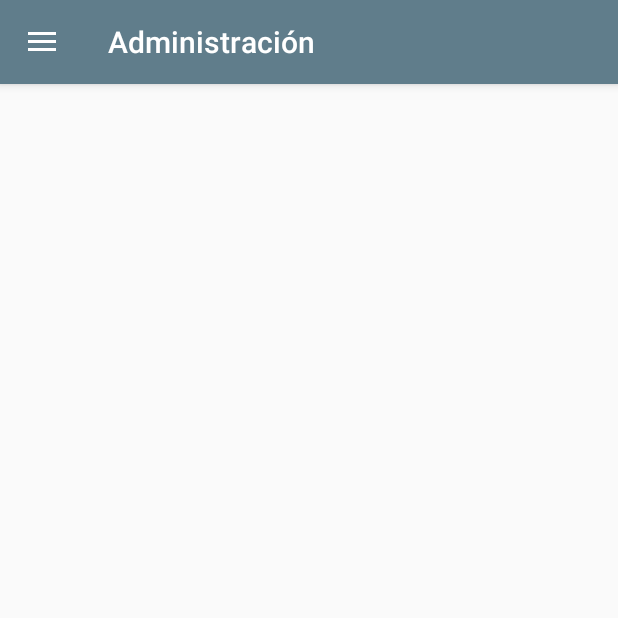
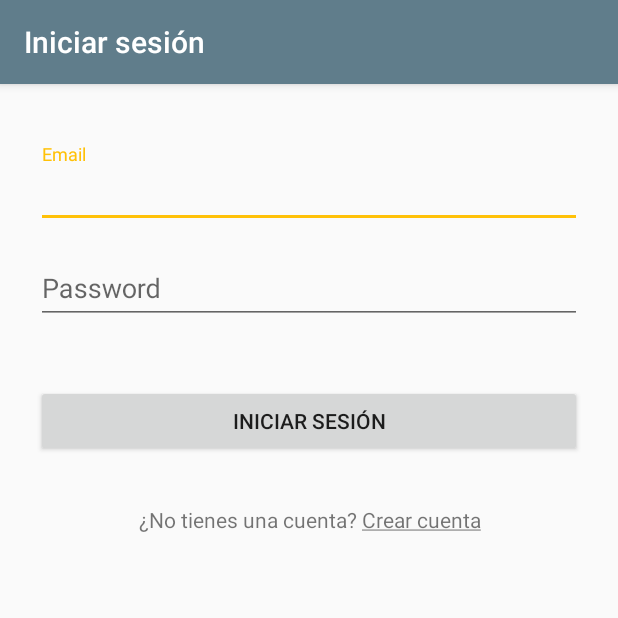
Before and after one commit to ccalvario/administracion-sucursales-test, an Android app: the screen it shows after launch (AdministracionActivity before the commit, LoginActivity after it), on a phone screen of 412 x 824 dp, the top half of it. Run offline under Robolectric (Android 15) with nearby library versions, the light colour scheme and no system bars; our stand-ins replace Room's generated code, data binding; libraries missing offline, so code that uses them is left out: android.arch.persistence, trikita.log.

Commit message:
Agregar login

```diff
--- /dev/null
+++ b/app/src/main/java/prj/ccalvario/administracionsucursales/ui/LoginActivity.java
@@ -0,0 +1,60 @@
+package prj.ccalvario.administracionsucursales.ui;
+
+import android.arch.lifecycle.ViewModelProviders;
+import android.content.Intent;
+import android.databinding.DataBindingUtil;
+import android.support.v7.app.AppCompatActivity;
+import android.os.Bundle;
+import android.view.View;
+
+import prj.ccalvario.administracionsucursales.db.SessionManager;
+import trikita.log.Log;
+
+import prj.ccalvario.administracionsucursales.R;
+import prj.ccalvario.administracionsucursales.viewmodel.LoginViewModel;
+import prj.ccalvario.administracionsucursales.databinding.ActivityLoginBinding;
+
+public class LoginActivity extends AppCompatActivity {
+
+    ActivityLoginBinding mBinding;
+    private LoginViewModel mLoginViewModel;
+
+    @Override
+    protected void onCreate(Bundle savedInstanceState) {
+        super.onCreate(savedInstanceState);
+        mBinding = DataBindingUtil.setContentView(this, R.layout.activity_login);
+        mLoginViewModel = ViewModelProviders.of(this).get(LoginViewModel.class);
+        mBinding.setViewModel(mLoginViewModel);
+
+        mBinding.btnLogin.setOnClickListener(
+                (View view) -> {
+                    Log.d("LoginActivity", "ccz startLogin");
+                    Log.d("LoginActivity", "ccz mViewModel " + mLoginViewModel.email.get());
+                    mLoginViewModel.startLogin().observe(this, usuario -> {
+
+                        mLoginViewModel.setUsuario(usuario);
+                        if(usuario != null && usuario.getId() > 0) {
+                            Log.d("ccz Login success "+ usuario.getId());
+                        } else {
+                            Log.d("ccz invalid user");
+                        }
+
+                    });
+                });
+
+        mBinding.btnCrear.setOnClickListener(
+                (View view) -> {
+                    Intent intent = new Intent(LoginActivity.this, AddUsuarioActivity.class);
+                    startActivity(intent);
+                    //finish();
+                });
+
+        mLoginViewModel.getIsLoggedIn().observe(this, response -> {
+            if(response) {
+                Intent intent = new Intent(LoginActivity.this, AdministracionActivity.class);
+                startActivity(intent);
+                finish();
+            }
+        });
+    }
+}
--- a/app/src/main/java/prj/ccalvario/administracionsucursales/ui/MainActivity.java
+++ b/app/src/main/java/prj/ccalvario/administracionsucursales/ui/MainActivity.java
@@ -9,8 +9,17 @@
     @Override
     protected void onCreate(Bundle savedInstanceState) {
         super.onCreate(savedInstanceState);
-        Intent activityIntent = new Intent(this, AdministracionActivity.class);
-        startActivity(activityIntent);
+
+        boolean isLoggedIn = false;
+        if(isLoggedIn) {
+            Intent activityIntent = new Intent(this, AdministracionActivity.class);
+            startActivity(activityIntent);
+        } else {
+            Intent activityIntent = new Intent(this, LoginActivity.class);
+            startActivity(activityIntent);
+        }
+
+
         finish();
     }
 }
--- /dev/null
+++ b/app/src/main/java/prj/ccalvario/administracionsucursales/viewmodel/LoginViewModel.java
@@ -0,0 +1,93 @@
+package prj.ccalvario.administracionsucursales.viewmodel;
+
+import android.app.Application;
+import android.arch.lifecycle.AndroidViewModel;
+import android.arch.lifecycle.LiveData;
+import android.arch.lifecycle.MutableLiveData;
+import android.arch.lifecycle.Observer;
+import android.arch.lifecycle.Transformations;
+import android.databinding.ObservableField;
+import android.support.annotation.Nullable;
+
+import java.util.List;
+
+import prj.ccalvario.administracionsucursales.R;
+import trikita.log.Log;
+
+import prj.ccalvario.administracionsucursales.model.Usuario;
+import prj.ccalvario.administracionsucursales.repository.UsuarioRepository;
+
+public class LoginViewModel extends AndroidViewModel {
+
+    private UsuarioRepository mUsuarioRepository;
+
+    public final ObservableField<String> email = new ObservableField<>();
+    public final ObservableField<String> password = new ObservableField<>();
+
+    public final ObservableField<String> errorEmail = new ObservableField<>();
+    public final ObservableField<String> errorPassword = new ObservableField<>();
+    public final ObservableField<String> errorLogin = new ObservableField<>();
+
+    private final LiveData<Boolean> isLoggedIn;
+    private final MutableLiveData<Usuario> usuario;
+
+    public LoginViewModel(Application application) {
+        super(application);
+        mUsuarioRepository = new UsuarioRepository(application);
+
+        usuario = new MutableLiveData<>();
+        isLoggedIn = Transformations.map(usuario, user -> {
+            if(user != null && user.getId() > 0) {
+                errorLogin.set(null);
+                return true;
+            } else {
+                if(email.get() != null && !email.get().isEmpty() && password.get() != null && !password.get().isEmpty()) {
+                    errorLogin.set(getApplication().getResources().getString(R.string.error_login));
+                } else {
+                    errorLogin.set(null);
+                }
+                return false;
+            }
+        });
+
+    }
+
+    public LiveData<Boolean> isLoggedIn() { return isLoggedIn; }
+
+    public LiveData<Usuario> getUsuario(int id) { return mUsuarioRepository.getUsuario(id); }
+
+    public LiveData<Usuario> getUsuarioByEmailPassword(String email, String password) { return mUsuarioRepository.getUsuarioByEmailPassword(email, password); }
+
+
+    public LiveData<Boolean> getIsLoggedIn() {
+        return isLoggedIn;
+    }
+
+    public void setUsuario(Usuario usuario) { this.usuario.setValue(usuario); }
+
+    public LiveData<Usuario> startLogin() {
+        if (validateInputLogin()) {
+            return getUsuarioByEmailPassword(email.get(), password.get());
+        }
+        return null;
+    }
+
+
+    public boolean validateInputLogin() {
+        boolean result = true;
+
+        if(email.get() == null || email.get().isEmpty()) {
+            errorEmail.set(getApplication().getResources().getString(R.string.error_campo_obligatorio));
+        } else {
+            errorEmail.set(null);
+        }
+
+        if(password.get() == null || password.get().isEmpty()) {
+            errorPassword.set(getApplication().getResources().getString(R.string.error_campo_obligatorio));
+        } else {
+            errorPassword.set(null);
+        }
+
+        return result;
+    }
+}
--- a/app/src/main/java/prj/ccalvario/administracionsucursales/viewmodel/UsuarioViewModel.java
+++ b/app/src/main/java/prj/ccalvario/administracionsucursales/viewmodel/UsuarioViewModel.java
@@ -56,7 +56,6 @@
             mUsuarioRepository.insert(usuario);
             result = true;
         }
-        Log.d("ccz login");
         return result;
     }
 
@@ -91,7 +90,6 @@
             errorEmpresa.set(null);
         }
 
-
         if(password.get() == null || password.get().isEmpty()) {
             errorPassword.set(getApplication().getResources().getString(R.string.error_campo_obligatorio));
             result = false;
--- /dev/null
+++ b/app/src/main/res/layout/activity_login.xml
@@ -0,0 +1,90 @@
+<?xml version="1.0" encoding="utf-8"?>
+<layout xmlns:android="http://schemas.android.com/apk/res/android"
+    xmlns:app="http://schemas.android.com/apk/res-auto"
+    xmlns:tools="http://schemas.android.com/tools"
+    tools:context=".ui.LoginActivity">
+
+    <data>
+        <variable name="viewModel" type="prj.ccalvario.administracionsucursales.viewmodel.LoginViewModel"/>
+    </data>
+
+    <ScrollView
+        android:layout_width="match_parent"
+        android:layout_height="match_parent">
+
+        <LinearLayout
+            android:layout_width="match_parent"
+            android:layout_height="wrap_content"
+            android:layout_marginTop="32dp"
+            android:layout_marginLeft="@dimen/input_horizontal_margin"
+            android:layout_marginRight="@dimen/input_horizontal_margin"
+            android:orientation="vertical">
+
+            <android.support.design.widget.TextInputLayout
+                android:id="@+id/textInput_email"
+                android:layout_width="match_parent"
+                android:layout_height="wrap_content"
+                android:layout_marginTop="@dimen/item_vertical_margin"
+                app:passwordToggleDrawable="@drawable/ic_menu"
+                app:error="@{viewModel.errorEmail}">
+
+                <EditText
+                    android:id="@+id/editText_email"
+                    android:layout_width="match_parent"
+                    android:layout_height="wrap_content"
+                    android:hint="@string/usuario_email"
+                    android:inputType="textEmailAddress"
+                    android:maxLines="1"
+                    android:text="@={viewModel.email}" />
+            </android.support.design.widget.TextInputLayout>
+
+            <android.support.design.widget.TextInputLayout
+                android:id="@+id/textInput_password"
+                android:layout_width="match_parent"
+                android:layout_height="wrap_content"
+                android:layout_marginTop="@dimen/item_vertical_margin"
+                app:passwordToggleDrawable="@drawable/ic_menu"
+                app:error="@{viewModel.errorPassword}">
+
+                <EditText
+                    android:id="@+id/editText_password"
+                    android:layout_width="match_parent"
+                    android:layout_height="wrap_content"
+                    android:hint="@string/usuario_password"
+                    android:inputType="textPassword"
+                    android:maxLines="1"
+                    android:text="@={viewModel.password}" />
+            </android.support.design.widget.TextInputLayout>
+
+            <TextView
+                android:id="@+id/textView_login_error"
+                android:layout_width="match_parent"
+                android:layout_height="wrap_content"
+                android:layout_marginTop="@dimen/item_vertical_margin"
+                android:layout_marginBottom="@dimen/item_vertical_margin"
+                android:layout_marginLeft="8dp"
+                android:textColor="@color/mensaje_error"
+                style="@style/TextAppearance.AppCompat.Caption"
+                android:text="@={viewModel.errorLogin}" />
+
+            <Button
+                android:id="@+id/btn_login"
+                android:layout_width="match_parent"
+                android:layout_height="wrap_content"
+                android:layout_marginTop="@dimen/item_vertical_margin"
+                android:text="@string/btn_login" />
+
+            <TextView
+                android:id="@+id/btn_crear"
+                android:layout_width="match_parent"
+                android:layout_height="wrap_content"
+                android:gravity="center"
+                android:layout_marginTop="32dp"
+                android:layout_marginBottom="32dp"
+                android:text="@string/btn_crear_login" />
+
+        </LinearLayout>
+    </ScrollView>
+
+
+</layout>
--- a/app/src/main/res/values/colors.xml
+++ b/app/src/main/res/values/colors.xml
@@ -8,4 +8,5 @@
     <color name="secondaryText">#757575</color>
     <color name="icons">#FFFFFF</color>
     <color name="divider">#BDBDBD</color>
+    <color name="mensaje_error">#FF0000</color>
 </resources>
--- a/app/src/main/res/values/strings.xml
+++ b/app/src/main/res/values/strings.xml
@@ -34,6 +34,7 @@
     <string name="btn_login_crear">¿Ya tienes una cuenta? <u>Iniciar sesión</u></string>
     <string name="btn_crear">Crear cuenta</string>
     <string name="btn_crear_login">¿No tienes una cuenta? <u>Crear cuenta</u></string>
+    <string name="error_login">El email o password son incorrectos.</string>
 
     <string name="sucursal_direccion">%1$s No. %2$s, %3$s. C.P %4$s</string>
     <string name="sucursal_direccion_ciudad">%1$s, %2$s</string>
```
Also changed, not shown: app/src/main/AndroidManifest.xml (+12 -2 lines), app/src/main/java/prj/ccalvario/administracionsucursales/ui/AddUsuarioActivity.java (+0 -9 lines).
